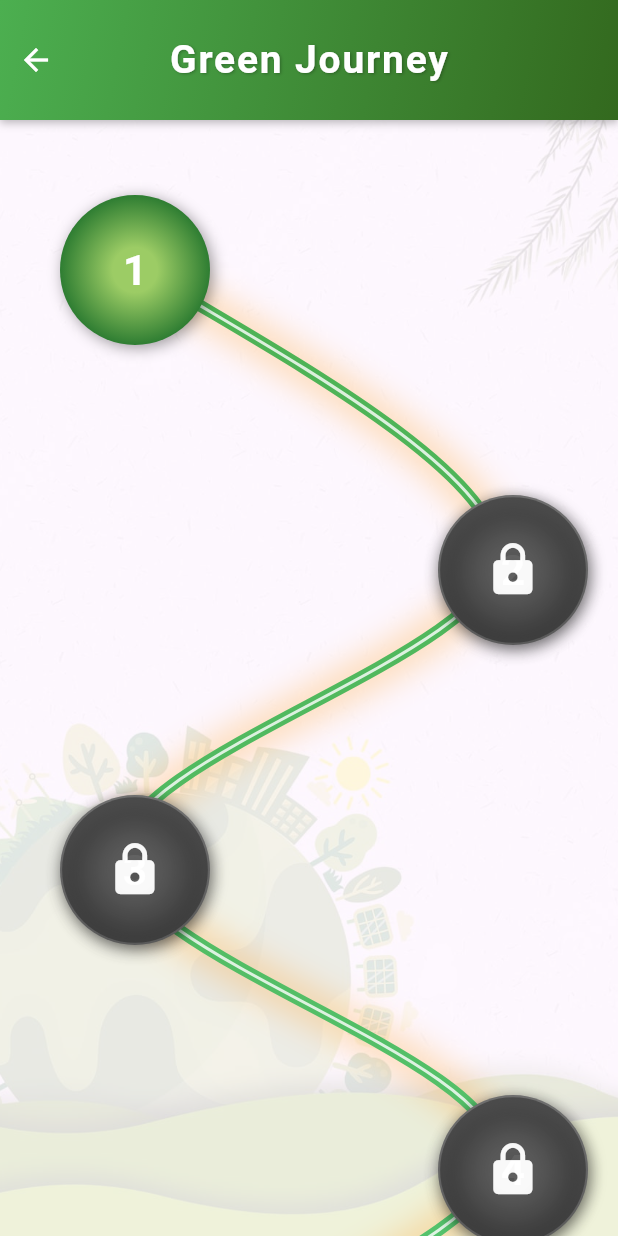
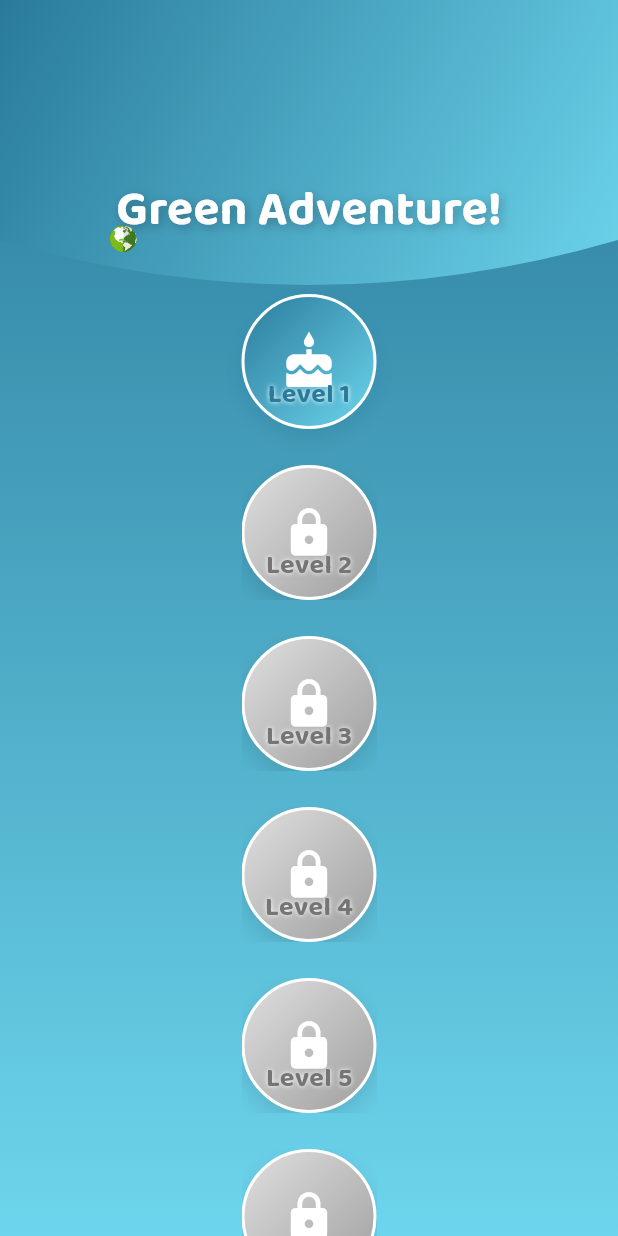
Before and after one commit to ragavi-thangaraj/Environmental-waste-management-system, a Flutter app: the TaskPage screen opened directly, on a phone screen of 412 x 824 dp. Run offline on Flutter 3.47's test engine with Material 3 defaults, Android fonts, the light colour scheme and no system bars; our stand-ins replace animated_text_kit, carousel_slider, cloud_firestore, confetti, firebase_auth, firebase_core and 11 more; missing offline and left inert: firebase_performance, flutter_inappwebview, googleapis; accounts and stored records are empty; network calls fail.

Commit message:
Okay epo work aavum paaruhh

```diff
--- a/lib/task.dart
+++ b/lib/task.dart
@@ -15,6 +15,8 @@ import 'dart:io';
 import 'dart:convert';
 
 import 'package:cloud_firestore/cloud_firestore.dart';
+import 'package:google_fonts/google_fonts.dart';
+import 'package:confetti/confetti.dart';
 
 class Task {
   final int level;
@@ -37,6 +39,7 @@ class _TaskPageState extends State<TaskPage>
 
   StreamSubscription? _verifySubscription;
   late AnimationController _bgAnimationController;
+  final ConfettiController _confettiController = ConfettiController(duration: const Duration(seconds: 2));
 
   @override
   void initState() {
@@ -58,6 +61,7 @@ class _TaskPageState extends State<TaskPage>
   void dispose() {
     _verifySubscription?.cancel();
     _bgAnimationController.dispose();
+    _confettiController.dispose();
     super.dispose();
   }
 
@@ -516,6 +520,7 @@ class _TaskPageState extends State<TaskPage>
 
     // Only push the route if it has been assigned.
     if (route != null) {
+      _confettiController.play(); // Play confetti on navigation
       Navigator.push(context, route);
     }
   }
@@ -690,17 +695,98 @@ class _TaskPageState extends State<TaskPage>
     return Scaffold(
       body: Stack(
         children: [
-          // Fading background image.
-          FadingBackground(),
+          // Gradient background
+          Container(
+            decoration: const BoxDecoration(
+              gradient: LinearGradient(
+                colors: [Color(0xFF2A7B9B), Color(0xFF6DD5ED)],
+                begin: Alignment.topCenter,
+                end: Alignment.bottomCenter,
+              ),
+            ),
+          ),
+          // Wavy header with globe animation
+          Positioned(
+            top: 0,
+            left: 0,
+            right: 0,
+            child: ClipPath(
+              clipper: _WavyHeaderClipper(),
+              child: Container(
+                height: 220,
+                decoration: const BoxDecoration(
+                  gradient: LinearGradient(
+                    colors: [Color(0xFF2A7B9B), Color(0xFF6DD5ED)],
+                    begin: Alignment.topLeft,
+                    end: Alignment.bottomRight,
+                  ),
+                ),
+                child: Stack(
+                  children: [
+                    Align(
+                      alignment: Alignment.bottomLeft,
+                      child: Padding(
+                        padding: const EdgeInsets.only(left: 32, bottom: 16),
+                        child: Image.asset(
+                          'lib/assets/happy_earth.gif',
+                          height: 100,
+                        ),
+                      ),
+                    ),
+                    Center(
+                      child: Padding(
+                        padding: const EdgeInsets.only(top: 60.0),
+                        child: Text(
+                          'Green Adventure!',
+                          style: GoogleFonts.baloo2(
+                            fontSize: 32,
+                            fontWeight: FontWeight.bold,
+                            color: Colors.white,
+                            shadows: [
+                              Shadow(
+                                color: Colors.black26,
+                                blurRadius: 8,
+                                offset: Offset(2, 2),
+                              ),
+                            ],
+                          ),
+                        ),
+                      ),
+                    ),
+                  ],
+                ),
+              ),
+            ),
+          ),
+          // Confetti effect
+          Align(
+            alignment: Alignment.topCenter,
+            child: ConfettiWidget(
+              confettiController: _confettiController,
+              blastDirectionality: BlastDirectionality.explosive,
+              shouldLoop: false,
+              colors: [
+                Color(0xFF2A7B9B),
+                Color(0xFF6DD5ED),
+                Colors.yellow,
+                Colors.pink,
+                Colors.orange,
+              ],
+              numberOfParticles: 30,
+              maxBlastForce: 20,
+              minBlastForce: 8,
+              emissionFrequency: 0.05,
+              gravity: 0.2,
+            ),
+          ),
+          // Main content: Candy Crush style vertical path
           SafeArea(
-            child: Column(
-              children: [
-                const PremiumAppBar(),
-                Expanded(
-                  child: CandyMap(
-                      tasks: tasks, onLevelSelected: _onLevelSelected),
-                ),
-              ],
+            child: Padding(
+              padding: const EdgeInsets.only(top: 180.0, left: 0, right: 0),
+              child: _CandyCrushPath(
+                tasks: tasks,
+                onLevelSelected: _onLevelSelected,
+              ),
             ),
           ),
         ],
@@ -708,6 +794,127 @@ class _TaskPageState extends State<TaskPage>
     );
   }
 }
+
+// Wavy header clipper
+class _WavyHeaderClipper extends CustomClipper<Path> {
+  @override
+  Path getClip(Size size) {
+    Path path = Path();
+    path.lineTo(0, size.height - 60);
+    path.quadraticBezierTo(size.width / 2, size.height, size.width, size.height - 60);
+    path.lineTo(size.width, 0);
+    path.close();
+    return path;
+  }
+  @override
+  bool shouldReclip(CustomClipper<Path> oldClipper) => false;
+}
+
+// Candy Crush style vertical path widget
+class _CandyCrushPath extends StatelessWidget {
+  final List<Task> tasks;
+  final Function(int) onLevelSelected;
+  const _CandyCrushPath({required this.tasks, required this.onLevelSelected});
+  @override
+  Widget build(BuildContext context) {
+    return ListView.builder(
+      padding: const EdgeInsets.symmetric(vertical: 16),
+      itemCount: tasks.length,
+      itemBuilder: (context, i) {
+        final task = tasks[i];
+        final isUnlocked = task.isUnlocked;
+        final isCompleted = task.isCompleted;
+        return Column(
+          children: [
+            GestureDetector(
+              onTap: isUnlocked ? () => onLevelSelected(task.level) : null,
+              child: Stack(
+                alignment: Alignment.center,
+                children: [
+                  // Candy path connector
+                  if (i > 0)
+                    Positioned(
+                      top: -40,
+                      child: Container(
+                        width: 8,
+                        height: 40,
+                        decoration: BoxDecoration(
+                          gradient: LinearGradient(
+                            colors: [
+                              isUnlocked ? Color(0xFF2A7B9B) : Colors.grey.shade400,
+                              isUnlocked ? Color(0xFF6DD5ED) : Colors.grey.shade200,
+                            ],
+                            begin: Alignment.topCenter,
+                            end: Alignment.bottomCenter,
+                          ),
+                          borderRadius: BorderRadius.circular(4),
+                        ),
+                      ),
+                    ),
+                  // Candy node
+                  AnimatedContainer(
+                    duration: const Duration(milliseconds: 400),
+                    curve: Curves.easeOutBack,
+                    width: 90,
+                    height: 90,
+                    decoration: BoxDecoration(
+                      shape: BoxShape.circle,
+                      gradient: LinearGradient(
+                        colors: isUnlocked
+                            ? [Color(0xFF2A7B9B), Color(0xFF6DD5ED)]
+                            : [Colors.grey.shade300, Colors.grey.shade500],
+                        begin: Alignment.topLeft,
+                        end: Alignment.bottomRight,
+                      ),
+                      boxShadow: [
+                        BoxShadow(
+                          color: isUnlocked ? Color(0xFF2A7B9B).withOpacity(0.3) : Colors.black12,
+                          blurRadius: 12,
+                          offset: Offset(0, 6),
+                        ),
+                      ],
+                      border: Border.all(
+                        color: isCompleted ? Colors.amber : Colors.white,
+                        width: isCompleted ? 4 : 2,
+                      ),
+                    ),
+                    child: Center(
+                      child: isCompleted
+                          ? Icon(Icons.star, color: Colors.amber, size: 40)
+                          : isUnlocked
+                              ? Icon(Icons.cake, color: Colors.white, size: 40)
+                              : Icon(Icons.lock, color: Colors.white, size: 36),
+                    ),
+                  ),
+                  // Level number
+                  Positioned(
+                    bottom: 10,
+                    child: Text(
+                      'Level ${task.level}',
+                      style: GoogleFonts.baloo2(
+                        fontSize: 18,
+                        fontWeight: FontWeight.bold,
+                        color: isUnlocked ? Color(0xFF2A7B9B) : Colors.grey.shade600,
+                        shadows: [
+                          Shadow(
+                            color: Colors.white,
+                            blurRadius: 4,
+                          ),
+                        ],
+                      ),
+                    ),
+                  ),
+                ],
+              ),
+            ),
+            const SizedBox(height: 24),
+          ],
+        );
+      },
+    );
+  }
+}
+
 /// Animated Premium App Bar with an animated title.
 class PremiumAppBar extends StatelessWidget {
   const PremiumAppBar({Key? key}) : super(key: key);
@@ -767,366 +974,6 @@ class PremiumAppBar extends StatelessWidget {
           const SizedBox(width: 48),
         ],
       ),
-    );
-  }
-}
-/// Scrollable map with animated level circles.
-class CandyMap extends StatelessWidget {
-  final List<Task> tasks;
-  final Function(int) onLevelSelected;
-  const CandyMap({Key? key, required this.tasks, required this.onLevelSelected})
-      : super(key: key);
-
-  @override
-  Widget build(BuildContext context) {
-    List<Offset> levelPositions = _calculateLevelPositions(context, tasks.length);
-    final totalHeight = (tasks.length * 250).toDouble();
-
-    return SingleChildScrollView(
-      child: SizedBox(
-        width: double.infinity,
-        height: totalHeight,
-        child: Stack(
-          children: [
-            // Custom path behind circles
-            CustomPaint(
-              size: Size(MediaQuery.of(context).size.width, totalHeight),
-              painter: PremiumPathPainter(levelPositions),
-            ),
-            // Animated level circles
-            for (int i = 0; i < tasks.length; i++)
-              Positioned(
-                left: levelPositions[i].dx,
-                top: levelPositions[i].dy,
-                child: GestureDetector(
-                  onTap: () => onLevelSelected(tasks[i].level),
-                  child: LevelCircle(task: tasks[i]),
-                ),
-              ),
-          ],
-        ),
-      ),
-    );
-  }
-
-  List<Offset> _calculateLevelPositions(BuildContext context, int count) {
-    double leftX = 40;
-    double rightX = MediaQuery.of(context).size.width - 120;
-    double startY = 50;
-    double verticalSpacing = 200;
-
-    List<Offset> positions = [];
-    for (int i = 0; i < count; i++) {
-      bool isEven = i % 2 == 0;
-      double x = isEven ? leftX : rightX;
-      double y = startY + i * verticalSpacing;
-      positions.add(Offset(x, y));
-    }
-    return positions;
-  }
-}
-/// Custom path painter with a smooth spline.
-class PremiumPathPainter extends CustomPainter {
-  final List<Offset> positions;
-  PremiumPathPainter(this.positions);
-
-  Path _createSmoothPath(List<Offset> points) {
-    Path path = Path();
-    if (points.isEmpty) return path;
-    path.moveTo(points[0].dx, points[0].dy);
-    for (int i = 0; i < points.length - 1; i++) {
-      Offset p0 = i == 0 ? points[0] : points[i - 1];
-      Offset p1 = points[i];
-      Offset p2 = points[i + 1];
-      Offset p3 = (i + 2 < points.length) ? points[i + 2] : p2;
-
-      Offset cp1 = p1 + (p2 - p0) / 6;
-      Offset cp2 = p2 - (p3 - p1) / 6;
-      path.cubicTo(cp1.dx, cp1.dy, cp2.dx, cp2.dy, p2.dx, p2.dy);
-    }
-    return path;
-  }
-
-  @override
-  void paint(Canvas canvas, Size size) {
-    List<Offset> offsetPositions =
-    positions.map((p) => p + const Offset(40, 40)).toList();
-    Path path = _createSmoothPath(offsetPositions);
-
-    final Paint glowPaint = Paint()
-      ..color = Colors.orangeAccent.withOpacity(0.6)
-      ..style = PaintingStyle.stroke
-      ..strokeWidth = 14
-      ..strokeCap = StrokeCap.round
-      ..maskFilter = const MaskFilter.blur(BlurStyle.normal, 12);
-
-    final Paint gradientPaint = Paint()
-      ..strokeWidth = 8
-      ..style = PaintingStyle.stroke
-      ..strokeCap = StrokeCap.round
-      ..shader = const LinearGradient(
-        colors: [Colors.green, Colors.greenAccent],
-        begin: Alignment.topCenter,
-        end: Alignment.bottomCenter,
-      ).createShader(Rect.fromLTWH(0, 0, size.width, size.height));
-
-    final Paint highlightPaint = Paint()
-      ..strokeWidth = 2
-      ..style = PaintingStyle.stroke
-      ..color = Colors.white.withOpacity(0.8)
-      ..strokeCap = StrokeCap.round;
-
-    canvas.drawPath(path, glowPaint);
-    canvas.drawPath(path, gradientPaint);
-    canvas.drawPath(path, highlightPaint);
-  }
-
-  @override
-  bool shouldRepaint(covariant PremiumPathPainter oldDelegate) => true;
-}
-/// LevelCircle widget with animated effects.
-class LevelCircle extends StatefulWidget {
-  final Task task;
-  const LevelCircle({Key? key, required this.task}) : super(key: key);
-
-  @override
-  State<LevelCircle> createState() => _LevelCircleState();
-}
-class _LevelCircleState extends State<LevelCircle>
-    with SingleTickerProviderStateMixin {
-  late AnimationController _animController;
-  late Animation<double> _scaleAnimation;
-  late Animation<double> _fadeAnimation;
-
-  @override
-  void initState() {
-    super.initState();
-    _animController = AnimationController(
-      duration: const Duration(milliseconds: 800),
-      vsync: this,
-    )..forward();
-
-    _scaleAnimation =
-        Tween<double>(begin: 0.8, end: 1.0).animate(CurvedAnimation(
-          parent: _animController,
-          curve: Curves.easeOutBack,
-        ));
-
-    _fadeAnimation =
-        Tween<double>(begin: 0.0, end: 1.0).animate(CurvedAnimation(
-          parent: _animController,
-          curve: Curves.easeIn,
-        ));
-  }
-
-  @override
-  void didUpdateWidget(covariant LevelCircle oldWidget) {
-    super.didUpdateWidget(oldWidget);
-    if (oldWidget.task != widget.task) {
-      _animController.forward(from: 0);
-    }
-  }
-
-  @override
-  void dispose() {
-    _animController.dispose();
-    super.dispose();
-  }
-
-  @override
-  Widget build(BuildContext context) {
-    return ScaleTransition(
-      scale: _scaleAnimation,
-      child: FadeTransition(
-        opacity: _fadeAnimation,
-        child: Stack(
-          alignment: Alignment.center,
-          children: [
-            widget.task.isCompleted
-                ? Stack(
-              alignment: Alignment.center,
-              children: [
-                Icon(
-                  Icons.star,
-                  size: 100,
-                  color: Colors.amber,
-                  shadows: const [
-                    Shadow(
-                      color: Colors.black38,
-                      blurRadius: 8,
-                      offset: Offset(2, 2),
-                    ),
-                  ],
-                ),
-                Text(
-                  '${widget.task.level}',
-                  style: const TextStyle(
-                    fontSize: 28,
-                    fontWeight: FontWeight.bold,
-                    color: Colors.white,
-                  ),
-                ),
-              ],
-            )
-                : Container(
-              width: 100,
-              height: 100,
-              decoration: BoxDecoration(
-                shape: BoxShape.circle,
-                gradient: RadialGradient(
-                  colors: widget.task.isUnlocked
-                      ? [Colors.lightGreen.shade400, Colors.green.shade800]
-                      : [Colors.grey.shade300, Colors.grey.shade600],
-                  stops: const [0.3, 1.0],
-                ),
-                boxShadow: const [
-                  BoxShadow(
-                    color: Colors.black38,
-                    blurRadius: 8,
-                    offset: Offset(2, 2),
-                  ),
-                ],
-              ),
-              child: Center(
-                child: Text(
-                  '${widget.task.level}',
-                  style: const TextStyle(
-                    fontSize: 28,
-                    fontWeight: FontWeight.bold,
-                    color: Colors.white,
-                  ),
-                ),
-              ),
-            ),
-            if (!widget.task.isUnlocked)
-              EcoPulsatingLock(), // Assume this is a custom animated lock widget.
-          ],
-        ),
-      ),
-    );
-  }
-}
-
-class FadingBackground extends StatefulWidget {
-  @override
-  _FadingBackgroundState createState() => _FadingBackgroundState();
-}
-class _FadingBackgroundState extends State<FadingBackground>
-    with SingleTickerProviderStateMixin {
-  late AnimationController _controller;
-  late Animation<double> _opacityAnimation;
-
-  @override
-  void initState() {
-    super.initState();
-    // Adjust duration as desired.
-    _controller = AnimationController(
-      vsync: this,
-      duration: Duration(seconds: 3),
-    );
-    _opacityAnimation = Tween<double>(begin: 0.0, end: 0.2).animate(
-      CurvedAnimation(parent: _controller, curve: Curves.easeInOut),
-    );
-    // Start the fade in animation.
-    _controller.forward();
-  }
-
-  @override
-  void dispose() {
-    _controller.dispose();
-    super.dispose();
-  }
-
-  @override
-  Widget build(BuildContext context) {
-    return FadeTransition(
-      opacity: _opacityAnimation,
-      child: Container(
-        decoration: BoxDecoration(
-          image: DecorationImage(
-            image: AssetImage('lib/assets/ease.jpg'),
-            fit: BoxFit.cover,
-          ),
-        ),
-      ),
-    );
-  }
-}
-
-class EcoPulsatingLock extends StatefulWidget {
-  @override
-  _EcoPulsatingLockState createState() => _EcoPulsatingLockState();
-}
-
-class _EcoPulsatingLockState extends State<EcoPulsatingLock>
-    with SingleTickerProviderStateMixin {
-  late AnimationController _controller;
-  late Animation<double> _scaleAnimation;
-  late Animation<double> _opacityAnimation;
-
-  @override
-  void initState() {
-    super.initState();
-    _controller = AnimationController(
-      vsync: this,
-      duration: Duration(milliseconds: 1200),
-    )..repeat(reverse: true);
-
-    _scaleAnimation = Tween<double>(begin: 0.9, end: 1.1).animate(
-      CurvedAnimation(parent: _controller, curve: Curves.easeInOut),
-    );
-    _opacityAnimation = Tween<double>(begin: 0.7, end: 1.0).animate(
-      CurvedAnimation(parent: _controller, curve: Curves.easeInOut),
-    );
-  }
-
-  @override
-  void dispose() {
-    _controller.dispose();
-    super.dispose();
-  }
-
-  @override
-  Widget build(BuildContext context) {
-    return AnimatedBuilder(
-      animation: _controller,
-      builder: (context, child) {
-        return Transform.scale(
-          scale: _scaleAnimation.value,
-          child: Opacity(
-            opacity: _opacityAnimation.value,
-            child: Container(
-              width: 100,
-              height: 100,
-              decoration: BoxDecoration(
-                shape: BoxShape.circle,
-                gradient: RadialGradient(
-                  colors: [
-                    Colors.black.withOpacity(0.6),
-                    Colors.black.withOpacity(0.3),
-                  ],
-                  center: Alignment.center,
-                  radius: 0.8,
-                ),
-                boxShadow: [
-                  BoxShadow(
-                    color: Colors.black45,
-                    blurRadius: 10,
-                    offset: Offset(0, 4),
-                  )
-                ],
-              ),
-              child: Center(
-                child: Icon(
-                  Icons.lock,
-                  size: 40,
-                  color: Colors.white,
-                ),
-              ),
-            ),
-          ),
-        );
-      },
     );
   }
 }
```
Also changed, not shown: pubspec.lock, 4 other files.
